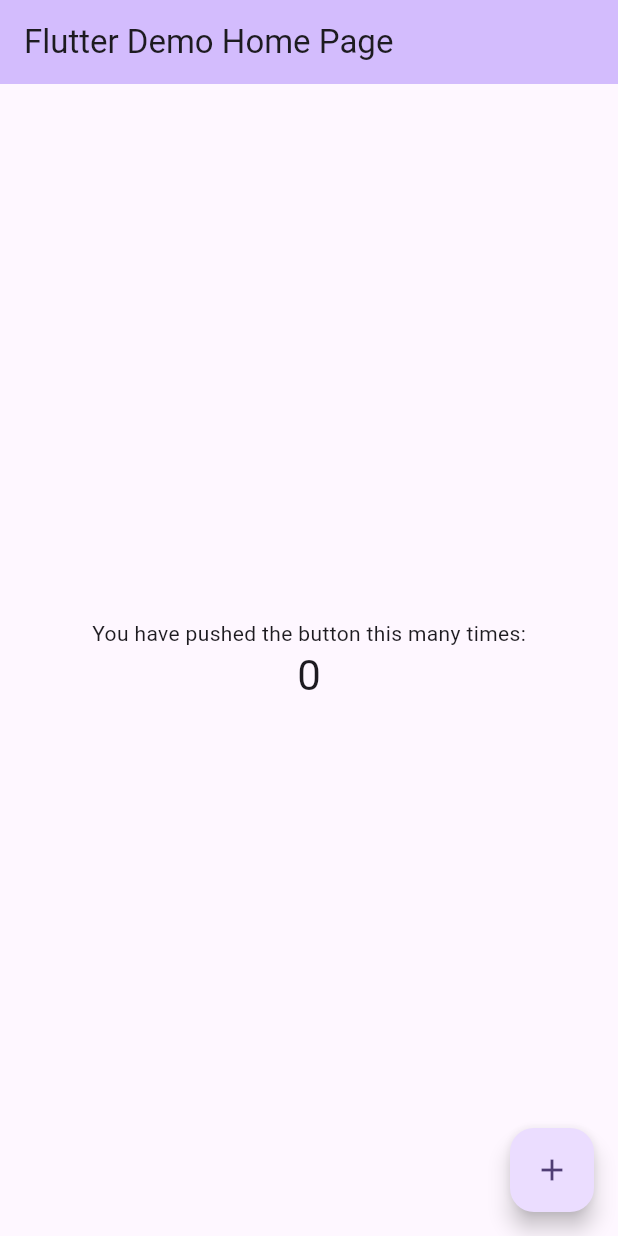
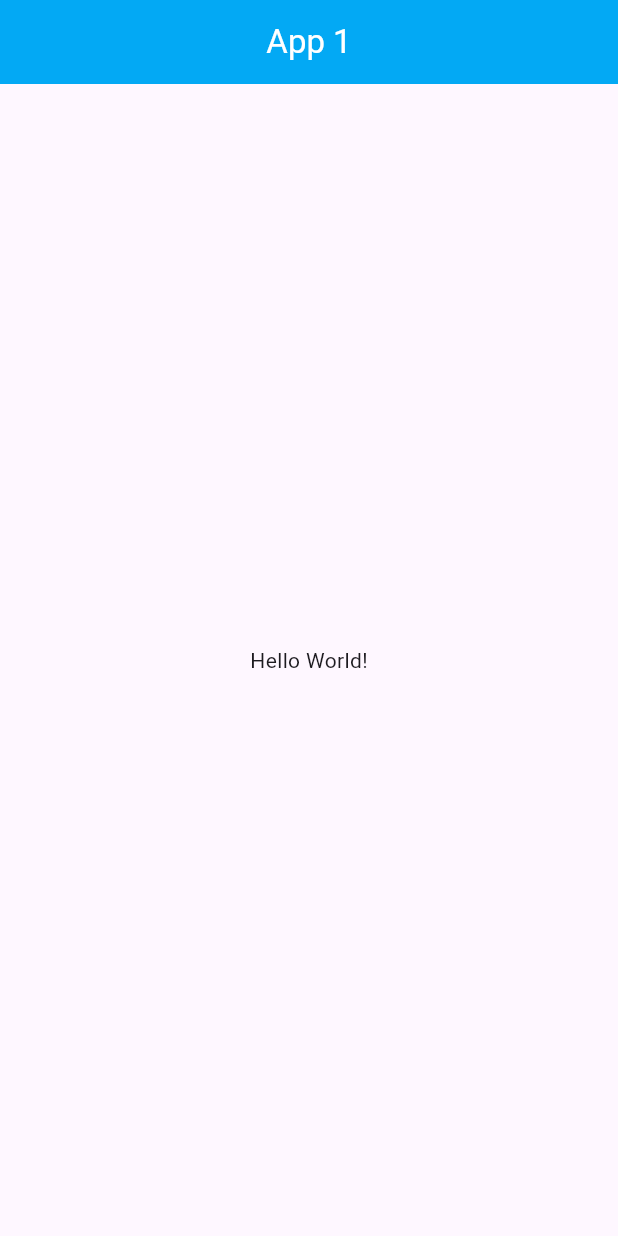
Before and after one commit to lautarotamborindeguy/TADS-ProgramacionMobile-PrimeraApp, a Flutter app: the screen it shows after launch, on a phone screen of 412 x 824 dp. Run offline on Flutter 3.47's test engine with Material 3 defaults, Android fonts, the phone set to English and light mode, and no system bars.

Commit message:
Change to empty app

```diff
--- a/lib/main.dart
+++ b/lib/main.dart
@@ -1,121 +1,25 @@
 import 'package:flutter/material.dart';
 
 void main() {
-  runApp(const MyApp());
+  runApp(const MainApp());
 }
 
-class MyApp extends StatelessWidget {
-  const MyApp({super.key});
+class MainApp extends StatelessWidget {
+  const MainApp({super.key});
 
-  // This widget is the root of your application.
   @override
   Widget build(BuildContext context) {
     return MaterialApp(
-      title: 'Flutter Demo',
-      theme: ThemeData(
-        // This is the theme of your application.
-        //
-        // TRY THIS: Try running your application with "flutter run". You'll see
-        // the application has a purple toolbar. Then, without quitting the app,
-        // try changing the seedColor in the colorScheme below to Colors.green
-        // and then invoke "hot reload" (save your changes or press the "hot
-        // reload" button in a Flutter-supported IDE, or press "r" if you used
-        // the command line to start the app).
-        //
-        // Notice that the counter didn't reset back to zero; the application
-        // state is not lost during the reload. To reset the state, use hot
-        // restart instead.
-        //
-        // This works for code too, not just values: Most code changes can be
-        // tested with just a hot reload.
-        colorScheme: .fromSeed(seedColor: Colors.deepPurple),
-      ),
-      home: const MyHomePage(title: 'Flutter Demo Home Page'),
-    );
-  }
-}
-
-class MyHomePage extends StatefulWidget {
-  const MyHomePage({super.key, required this.title});
-
-  // This widget is the home page of your application. It is stateful, meaning
-  // that it has a State object (defined below) that contains fields that affect
-  // how it looks.
-
-  // This class is the configuration for the state. It holds the values (in this
-  // case the title) provided by the parent (in this case the App widget) and
-  // used by the build method of the State. Fields in a Widget subclass are
-  // always marked "final".
-
-  final String title;
-
-  @override
-  State<MyHomePage> createState() => _MyHomePageState();
-}
-
-class _MyHomePageState extends State<MyHomePage> {
-  int _counter = 0;
-
-  void _incrementCounter() {
-    setState(() {
-      // This call to setState tells the Flutter framework that something has
-      // changed in this State, which causes it to rerun the build method below
-      // so that the display can reflect the updated values. If we changed
-      // _counter without calling setState(), then the build method would not be
-      // called again, and so nothing would appear to happen.
-      _counter++;
-    });
-  }
-
-  @override
-  Widget build(BuildContext context) {
-    // This method is rerun every time setState is called, for instance as done
-    // by the _incrementCounter method above.
-    //
-    // The Flutter framework has been optimized to make rerunning build methods
-    // fast, so that you can just rebuild anything that needs updating rather
-    // than having to individually change instances of widgets.
-    return Scaffold(
-      appBar: AppBar(
-        // TRY THIS: Try changing the color here to a specific color (to
-        // Colors.amber, perhaps?) and trigger a hot reload to see the AppBar
-        // change color while the other colors stay the same.
-        backgroundColor: Theme.of(context).colorScheme.inversePrimary,
-        // Here we take the value from the MyHomePage object that was created by
-        // the App.build method, and use it to set our appbar title.
-        title: Text(widget.title),
-      ),
-      body: Center(
-        // Center is a layout widget. It takes a single child and positions it
-        // in the middle of the parent.
-        child: Column(
-          // Column is also a layout widget. It takes a list of children and
-          // arranges them vertically. By default, it sizes itself to fit its
-          // children horizontally, and tries to be as tall as its parent.
-          //
-          // Column has various properties to control how it sizes itself and
-          // how it positions its children. Here we use mainAxisAlignment to
-          // center the children vertically; the main axis here is the vertical
-          // axis because Columns are vertical (the cross axis would be
-          // horizontal).
-          //
-          // TRY THIS: Invoke "debug painting" (choose the "Toggle Debug Paint"
-          // action in the IDE, or press "p" in the console), to see the
-          // wireframe for each widget.
-          mainAxisAlignment: .center,
-          children: [
-            const Text('You have pushed the button this many times:'),
-            Text(
-              '$_counter',
-              style: Theme.of(context).textTheme.headlineMedium,
-            ),
-          ],
+      home: Scaffold(
+        appBar: AppBar(
+          title: Text("App 1"),
+          backgroundColor: Colors.lightBlue,
+          foregroundColor: Colors.white,
+          centerTitle: true,
         ),
-      ),
-      floatingActionButton: FloatingActionButton(
-        onPressed: _incrementCounter,
-        tooltip: 'Increment',
-        child: const Icon(Icons.add),
+        body: Center(
+          child: Text('Hello World!'),
+        ),
       ),
     );
   }
```
Also changed, not shown: analysis_options.yaml (+0 -27 lines), pubspec.yaml (+2 -72 lines), pubspec.lock, 2 other files.
